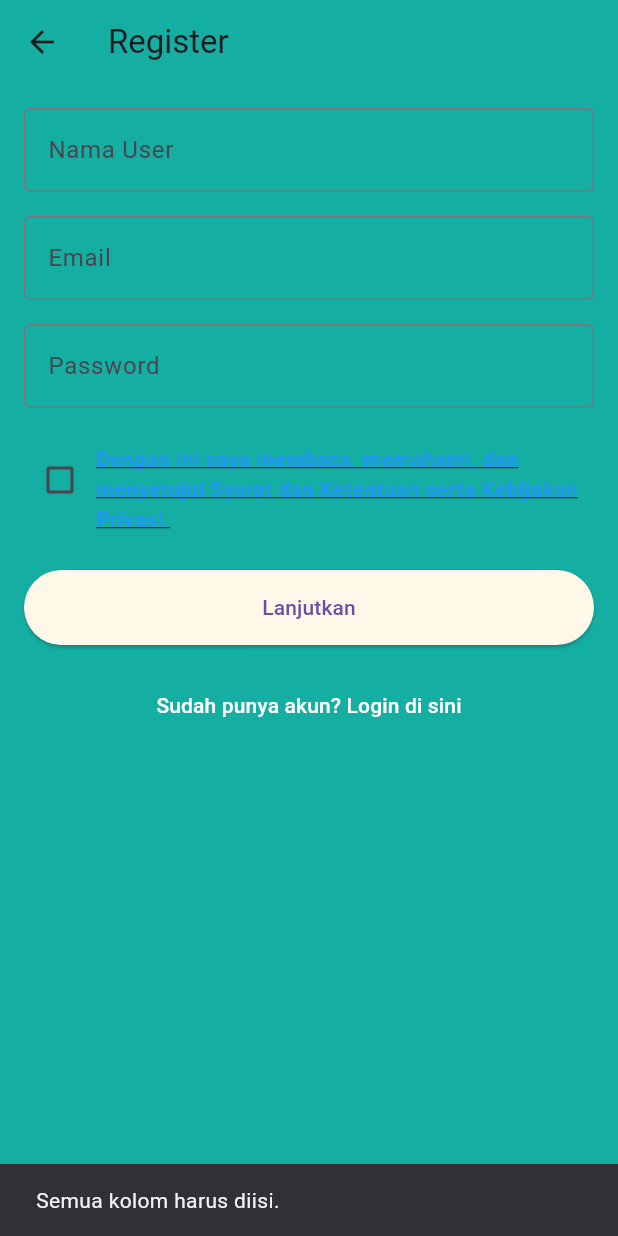
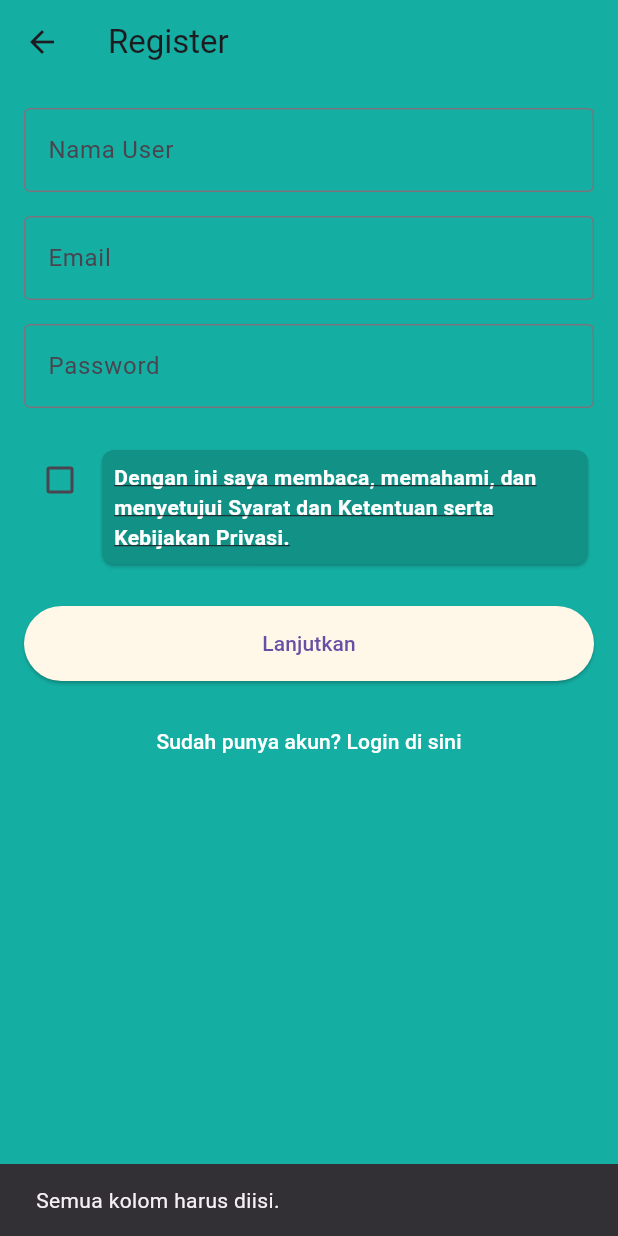
Before and after one commit to Kamiko0714/voltnesia_frontend, a Flutter app: the RegisterPage screen opened directly, after a tap on "Lanjutkan", on a phone screen of 412 x 824 dp. Run offline on Flutter 3.47's test engine with Material 3 defaults, Android fonts, the phone set to English and light mode, and no system bars; our stand-ins replace dio, fl_chart, flutter_local_notifications, flutter_timezone, get, permission_handler and 2 more; network calls fail.

Commit message:
register revisi 1

```diff
--- a/lib/login/register.dart
+++ b/lib/login/register.dart
@@ -68,6 +68,10 @@ class _RegisterPageState extends State<RegisterPage> {
           context,
           MaterialPageRoute(builder: (context) => HomePage()),
         );
+      } else if (response.statusCode == 400) {
+        ScaffoldMessenger.of(context).showSnackBar(
+          SnackBar(content: Text('Registrasi gagal: Data yang dimasukkan tidak valid.')),
+        );
       } else {
         ScaffoldMessenger.of(context).showSnackBar(
           SnackBar(content: Text('Registrasi gagal: ${response.data["message"] ?? "Terjadi kesalahan"}')),
@@ -134,13 +138,22 @@ class _RegisterPageState extends State<RegisterPage> {
             SnackBar(content: Text('Tampilkan Syarat dan Ketentuan')),
           );
         },
+        child: Card(
+          color: Color.fromARGB(255, 18, 145, 134),  // Warna latar belakang Card
+          shape: RoundedRectangleBorder(
+            borderRadius: BorderRadius.circular(8.0),
+          ),
+          child: Padding(
+            padding: const EdgeInsets.all(8.0),
             child: Text(
               'Dengan ini saya membaca, memahami, dan menyetujui Syarat dan Ketentuan serta Kebijakan Privasi.',
               style: TextStyle(
                 fontSize: 14.0,
                 fontWeight: FontWeight.bold,
-                          color: Colors.blue,
+                color: Colors.white, // Warna teks
                 decoration: TextDecoration.underline,
+              ),
+            ),
           ),
         ),
       ),
```
Lines whose indentation alone changed are shown as unchanged.
